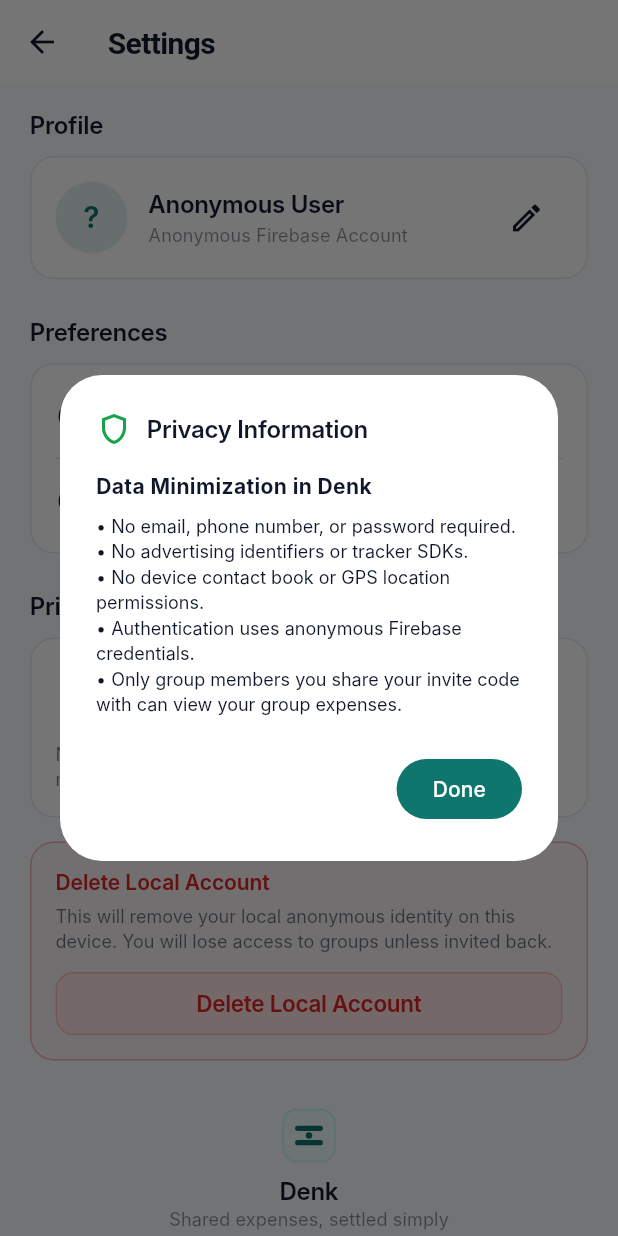
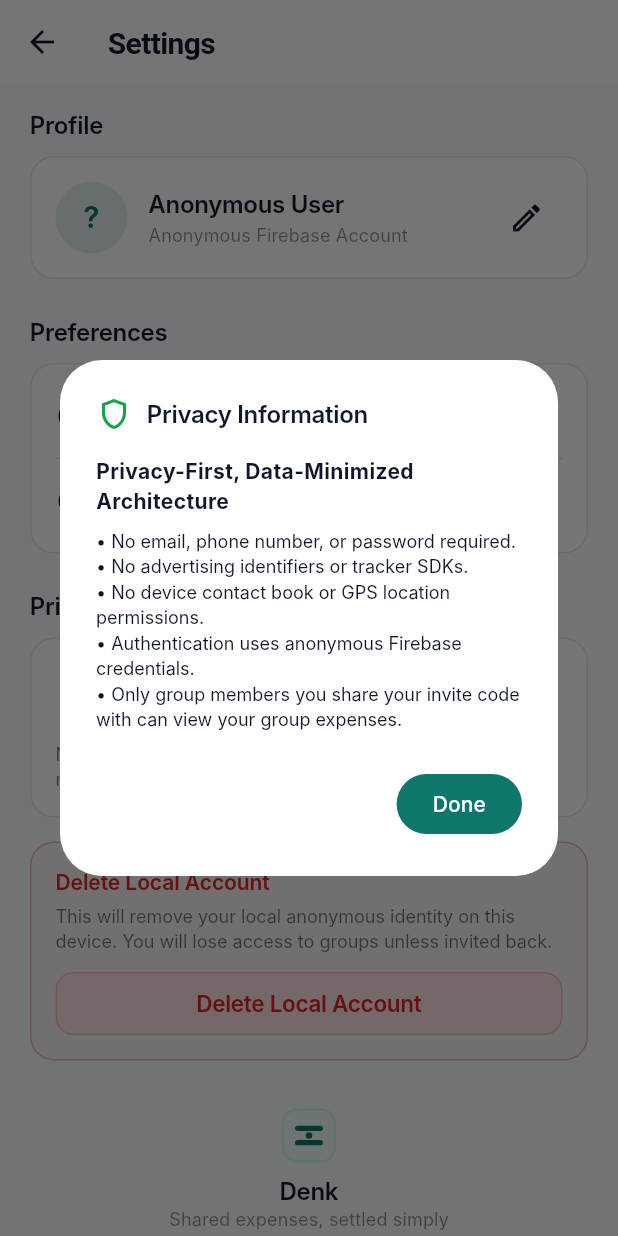
Before and after one commit to OmerFarukAY/shared-expenses-app, a Flutter app: the SettingsScreen screen opened directly, after a tap on "Read", on a phone screen of 412 x 824 dp. Run offline on Flutter 3.47's test engine with Material 3 defaults, Android fonts, the phone set to English and light mode, and no system bars; our stand-ins replace cloud_firestore, firebase_auth, firebase_core, flutter_riverpod, shared_preferences; missing offline and left inert: firebase_app_check; accounts and stored records are empty; network calls fail; Roboto replaces fonts that are missing (Inter).

```diff
--- a/lib/features/settings/presentation/settings_screen.dart
+++ b/lib/features/settings/presentation/settings_screen.dart
@@ -204,7 +204,7 @@
             mainAxisSize: MainAxisSize.min,
             children: const [
               Text(
-                'Data Minimization in Denk',
+                'Privacy-First, Data-Minimized Architecture',
                 style: TextStyle(fontWeight: FontWeight.bold),
               ),
               SizedBox(height: 8),
```
Also changed, not shown: 5 other files.
